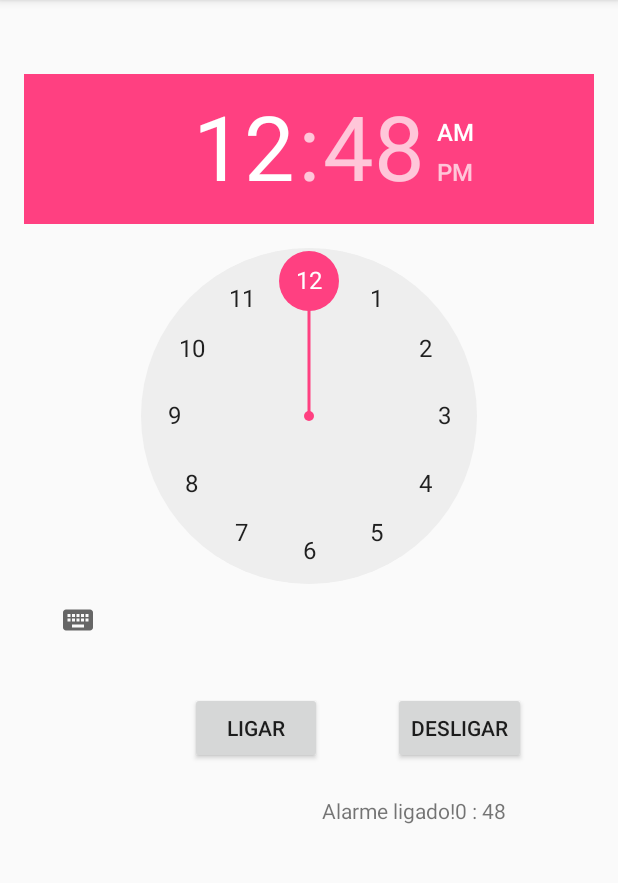
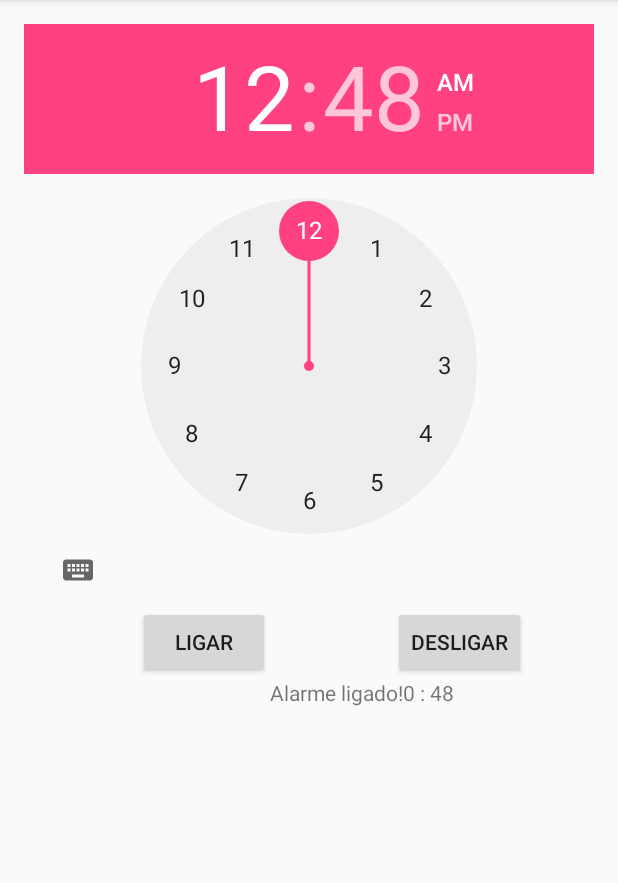
Before and after one commit to Alexandrels/GelaNaoCongela2, an Android app: the screen it shows after launch (MainActivity), after a tap on "LIGAR", on a phone screen of 412 x 824 dp, the part 84-967 px from its top. Run offline under Robolectric (Android 15) with nearby library versions, the phone set to English and light mode, and no system bars; 1 other tap on this screen came first.

```diff
--- a/app/src/main/java/w2/com/br/gelanaocongela/MainActivity.java
+++ b/app/src/main/java/w2/com/br/gelanaocongela/MainActivity.java
@@ -53,11 +53,17 @@ public class MainActivity extends AppCompatActivity {
             @RequiresApi(api = Build.VERSION_CODES.M)
             @Override
             public void onClick(View v) {
-                calendar.set(Calendar.HOUR_OF_DAY, timePicker.getHour());
-                calendar.set(Calendar.MINUTE, timePicker.getMinute());
+                int currentApiVersion = android.os.Build.VERSION.SDK_INT;
+                if (currentApiVersion > android.os.Build.VERSION_CODES.LOLLIPOP_MR1) {
+                    calendar.set(Calendar.HOUR_OF_DAY, timePicker.getHour());
+                    calendar.set(Calendar.MINUTE, timePicker.getMinute());
+                } else {
+                    calendar.set(Calendar.HOUR_OF_DAY, timePicker.getCurrentHour());
+                    calendar.set(Calendar.MINUTE, timePicker.getCurrentMinute());
+                }
 
-                int hora = timePicker.getHour();
-                int minuto = timePicker.getMinute();
+                int hora = timePicker.getCurrentHour();
+                int minuto = timePicker.getCurrentMinute();
 
                 String horaStr = String.valueOf(hora);
                 String minutoStr = String.valueOf(minuto);
@@ -67,6 +73,8 @@ public class MainActivity extends AppCompatActivity {
                 }
 
                 setTextoAlarm("Alarme ligado!" + horaStr + " : " + minutoStr);
+
+                receiver.putExtra("extra", "alarme on");
 
                 pendingIntent = PendingIntent.getBroadcast(MainActivity.this, 0, receiver, PendingIntent.FLAG_UPDATE_CURRENT);
 
@@ -81,6 +89,9 @@ public class MainActivity extends AppCompatActivity {
             public void onClick(View v) {
                 setTextoAlarm("Alarme desligado!");
                 alarmManager.cancel(pendingIntent);
+
+                receiver.putExtra("extra", "alarme off");
+                sendBroadcast(receiver);
             }
         });
 
--- a/app/src/main/res/layout/content_main.xml
+++ b/app/src/main/res/layout/content_main.xml
@@ -13,36 +13,6 @@
     tools:context="w2.com.br.gelanaocongela.MainActivity"
     tools:showIn="@layout/activity_main">
 
-    <TimePicker
-        android:layout_width="wrap_content"
-        android:layout_height="wrap_content"
-        android:layout_marginTop="33dp"
-        android:id="@+id/timePicker"
-        android:layout_alignParentTop="true"
-        android:layout_centerHorizontal="true" />
-
-    <TextView
-        android:text="Quer sua cerveja bem gelada?"
-        android:layout_width="wrap_content"
-        android:layout_height="wrap_content"
-        android:layout_marginRight="13dp"
-        android:layout_marginEnd="13dp"
-        android:id="@+id/update_alarm"
-        android:layout_below="@+id/desligar_alarm"
-        android:layout_alignRight="@+id/desligar_alarm"
-        android:layout_alignEnd="@+id/desligar_alarm"
-        android:layout_marginTop="21dp" />
-
-    <Button
-        android:text="Ligar"
-        android:layout_width="wrap_content"
-        android:layout_height="wrap_content"
-        android:layout_marginTop="24dp"
-        android:id="@+id/ligar_larm"
-        android:layout_below="@+id/timePicker"
-        android:layout_toLeftOf="@+id/update_alarm"
-        android:layout_toStartOf="@+id/update_alarm" />
-
     <Button
         android:text="Desligar"
         android:layout_width="wrap_content"
@@ -54,4 +24,31 @@
         android:layout_alignBottom="@+id/ligar_larm"
         android:layout_alignParentRight="true"
         android:layout_alignParentEnd="true" />
+
+    <TimePicker
+        android:layout_width="wrap_content"
+        android:layout_height="wrap_content"
+        android:id="@+id/timePicker"
+        android:layout_alignParentLeft="true"
+        android:layout_alignParentStart="true" />
+
+    <Button
+        android:text="Ligar"
+        android:layout_width="wrap_content"
+        android:layout_height="wrap_content"
+        android:id="@+id/ligar_larm"
+        android:layout_below="@+id/timePicker"
+        android:layout_toLeftOf="@+id/update_alarm"
+        android:layout_toStartOf="@+id/update_alarm" />
+
+    <TextView
+        android:text="Quer sua cerveja bem gelada?"
+        android:layout_width="wrap_content"
+        android:layout_height="wrap_content"
+        android:layout_marginRight="48dp"
+        android:layout_marginEnd="48dp"
+        android:id="@+id/update_alarm"
+        android:layout_below="@+id/desligar_alarm"
+        android:layout_alignRight="@+id/desligar_alarm"
+        android:layout_alignEnd="@+id/desligar_alarm" />
 </RelativeLayout>
```
Also changed, not shown: app/src/main/java/w2/com/br/gelanaocongela/AlarmeReceiver.java (+10 -0 lines), app/src/main/java/w2/com/br/gelanaocongela/RingtonePlayingService.java (+45 -1 lines).
